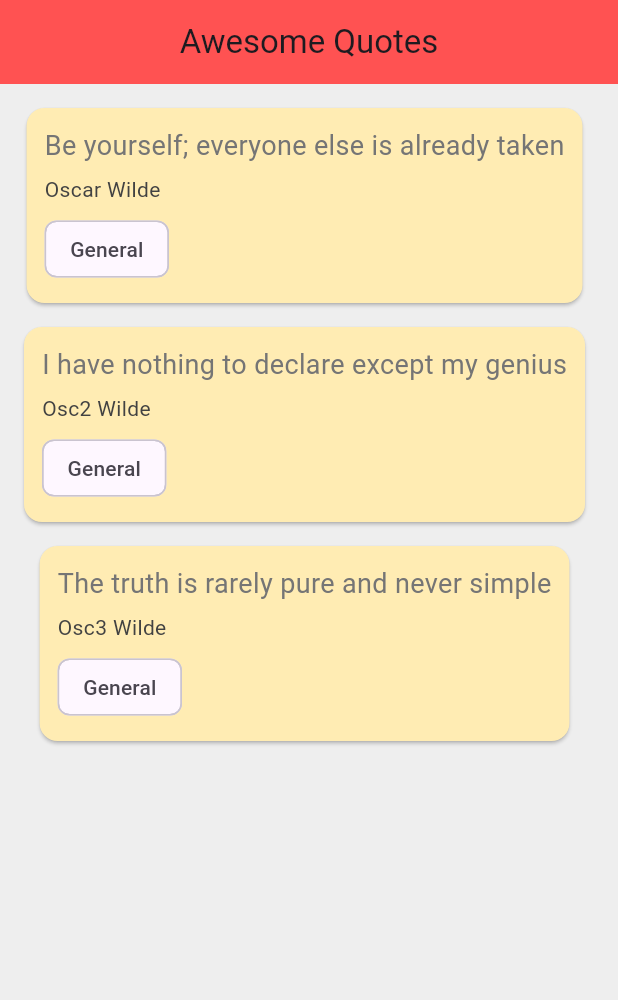
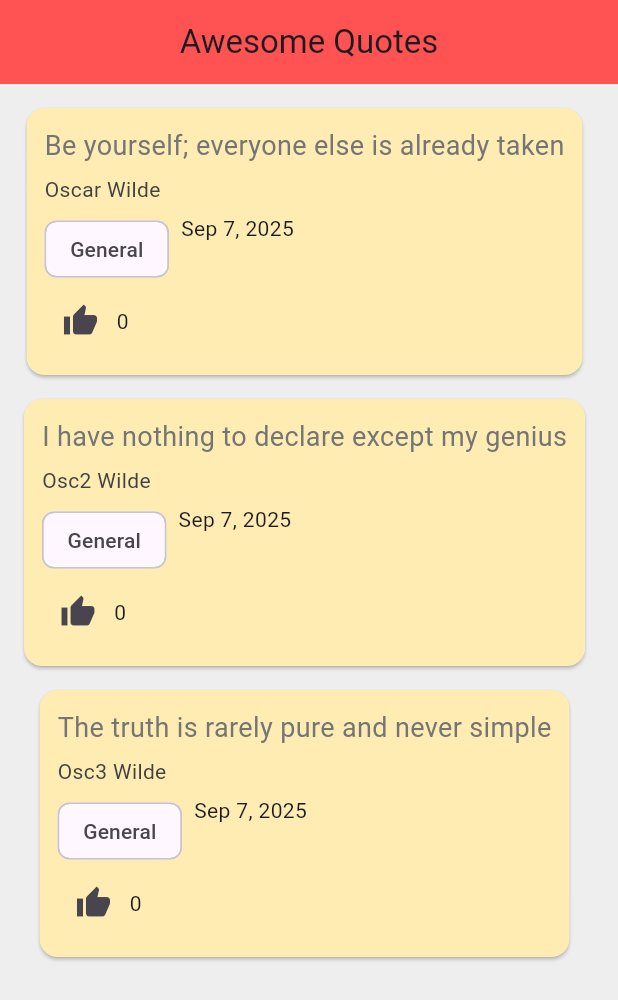
Before and after one commit to Max-bagel/Net-Ninja-Quote-Lab, a Flutter app: the screen it shows after launch, on a phone screen of 412 x 824 dp. Shown: the top 1000 px of the screen. Run offline on Flutter 3.47's test engine with Material 3 defaults, Android fonts, the phone set to English and light mode, and no system bars.

Commit message:
Added and implemented Likes Button and Date display

```diff
--- a/lib/quote.dart
+++ b/lib/quote.dart
@@ -1,6 +1,13 @@
 class Quote {
   final String text;
   final String author;
+  int likes = 0; //NEW: Likes
+  final DateTime createdAt; //NEW: DateTime
 
-  Quote({required this.text, required this.author});
+  Quote({
+    required this.text,
+    required this.author,
+    this.likes = 0,
+    DateTime? createdAt,
+  }) : createdAt = createdAt ?? DateTime.now();
 }
--- a/lib/quote_card.dart
+++ b/lib/quote_card.dart
@@ -1,4 +1,5 @@
 import 'package:flutter/material.dart';
+import 'package:intl/intl.dart';
 import 'quote.dart';
 import 'random.dart';
 
@@ -39,7 +40,24 @@ class _QuoteCardState extends State<QuoteCard> {
               style: TextStyle(fontSize: 14.0, color: Colors.grey[800]),
             ),
             SizedBox(height: 6.0),
-            Wrap(spacing: 8, children: [Chip(label: Text(category))]),
+            //NEW: Date
+            Wrap(
+                spacing: 8,
+                children: [
+                  Chip(label: Text(category)),
+                  Text(DateFormat.yMMMd().format(widget.quote.createdAt)),
+                ]),
+            //NEW: Likes Button
+            Row(
+              mainAxisSize: MainAxisSize.min,
+              children: [
+                IconButton(
+                  icon: const Icon(Icons.thumb_up),
+                  onPressed: () => setState(() => widget.quote.likes++),
+                ),
+                Text('${widget.quote.likes}'),
+              ],
+            )
           ],
         ),
       ),
--- a/pubspec.yaml
+++ b/pubspec.yaml
@@ -34,6 +34,7 @@ dependencies:
   # The following adds the Cupertino Icons font to your application.
   # Use with the CupertinoIcons class for iOS style icons.
   cupertino_icons: ^1.0.8
+  intl: ^0.20.2
 
 dev_dependencies:
   flutter_test:
```
Also changed, not shown: pubspec.lock.
